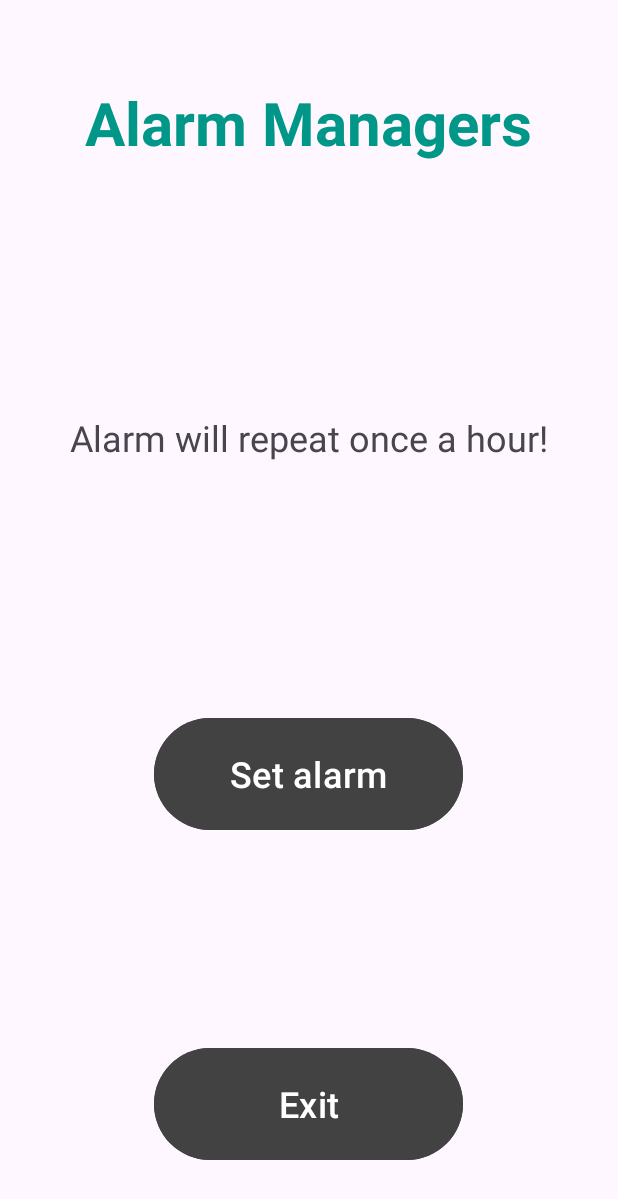
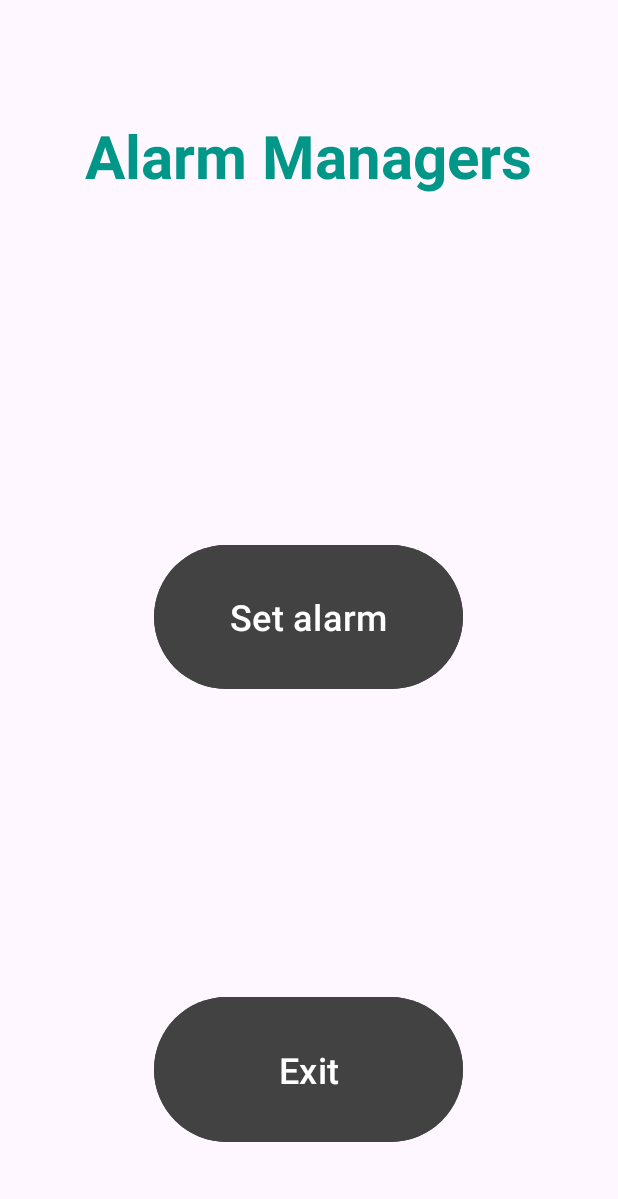
Before and after one commit to or1901/Ex1501, an Android app: the screen it shows after launch (MainActivity), on a phone screen of 412 x 824 dp. Shown: the top 1199 px of the screen. Run offline under Robolectric (Android 15) with nearby library versions, the phone set to English and light mode, and no system bars; 1 statement that could not run was skipped.

Commit message:
Removed the text view of current alarm from the xml

```diff
--- a/app/src/main/res/layout/activity_main.xml
+++ b/app/src/main/res/layout/activity_main.xml
@@ -42,38 +42,7 @@
     <Space
         android:layout_width="match_parent"
         android:layout_height="0dp"
-        android:layout_weight="1.3" />
-
-    <LinearLayout
-        android:layout_width="match_parent"
-        android:layout_height="0dp"
-        android:layout_weight="1"
-        android:orientation="horizontal">
-
-        <Space
-            android:layout_width="0dp"
-            android:layout_height="match_parent"
-            android:layout_weight="1" />
-
-        <TextView
-            android:id="@+id/tvAlarmTime"
-            android:layout_width="0dp"
-            android:layout_height="match_parent"
-            android:layout_weight="18"
-            android:gravity="center"
-            android:text="Alarm will repeat once a hour!"
-            android:textSize="24sp" />
-
-        <Space
-            android:layout_width="0dp"
-            android:layout_height="match_parent"
-            android:layout_weight="1" />
-    </LinearLayout>
-
-    <Space
-        android:layout_width="match_parent"
-        android:layout_height="0dp"
-        android:layout_weight="1.5" />
+        android:layout_weight="1.7" />
 
     <LinearLayout
         android:layout_width="match_parent"
@@ -104,7 +73,7 @@
     <Space
         android:layout_width="match_parent"
         android:layout_height="0dp"
-        android:layout_weight="1.5" />
+        android:layout_weight="1.7" />
 
     <LinearLayout
         android:layout_width="match_parent"
```
